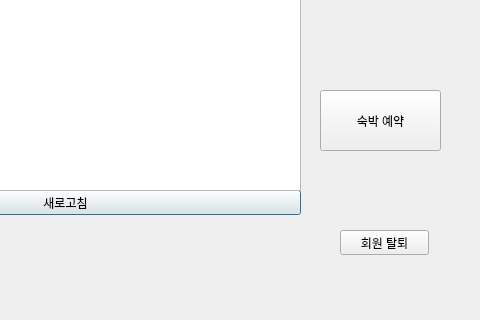
This is VIPclient/client.ui in IOT-summer-festival/summer-festival as Qt 5 draws it before an edit; both pictures show x 270 to 750 and y 180 to 500 of the 750 by 500 pixel window. The edited form follows.
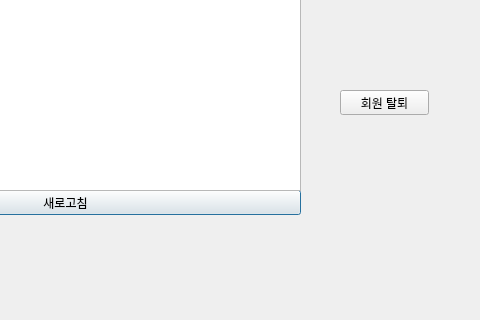
This is the edited form.

What changed in the file:
```diff
--- a/VIPclient/client.ui
+++ b/VIPclient/client.ui
@@ -38,19 +38,6 @@
     <string>새로고침</string>
    </property>
   </widget>
-  <widget class="QPushButton" name="lodgment">
-   <property name="geometry">
-    <rect>
-     <x>590</x>
-     <y>270</y>
-     <width>121</width>
-     <height>61</height>
-    </rect>
-   </property>
-   <property name="text">
-    <string>숙박 예약</string>
-   </property>
-  </widget>
   <widget class="QPushButton" name="visit">
    <property name="geometry">
     <rect>
@@ -68,7 +55,7 @@
    <property name="geometry">
     <rect>
      <x>610</x>
-     <y>410</y>
+     <y>270</y>
      <width>89</width>
      <height>25</height>
     </rect>
```
